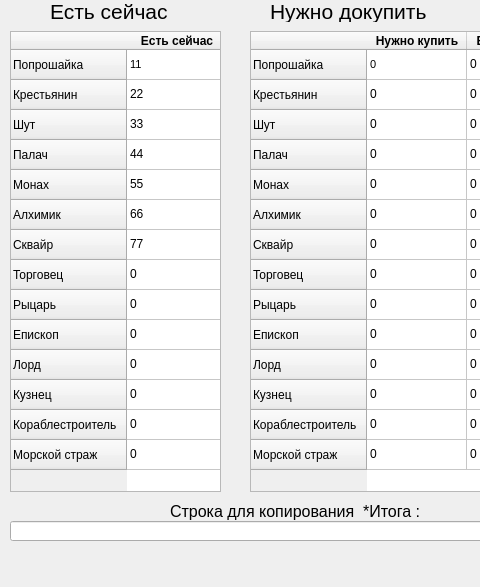
The window that mainwindow.ui (SavkovAndrey/Knight) describes before a commit, drawn with Qt 5; both pictures show x 0 to 480 and y 219 to 806 of the 580 by 806 pixel window.
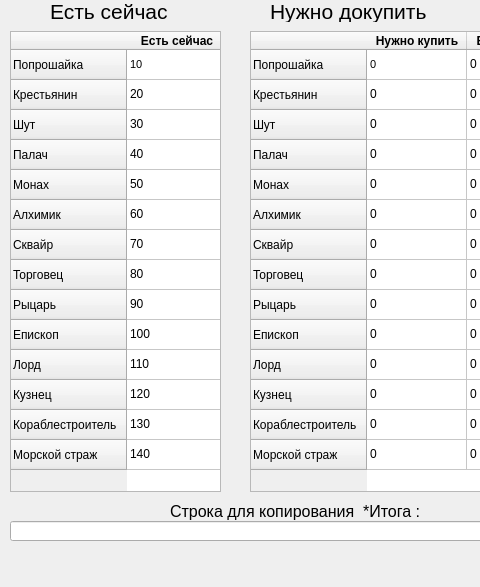
The same window after the commit.

Patch:
```diff
--- a/mainwindow.ui
+++ b/mainwindow.ui
@@ -252,7 +252,7 @@
     </column>
     <item row="0" column="0">
      <property name="text">
-      <string>11</string>
+      <string>10</string>
      </property>
      <property name="font">
       <font>
@@ -264,67 +264,67 @@
     </item>
     <item row="1" column="0">
      <property name="text">
-      <string>22</string>
+      <string>20</string>
      </property>
     </item>
     <item row="2" column="0">
      <property name="text">
-      <string>33</string>
+      <string>30</string>
      </property>
     </item>
     <item row="3" column="0">
      <property name="text">
-      <string>44</string>
+      <string>40</string>
      </property>
     </item>
     <item row="4" column="0">
      <property name="text">
-      <string>55</string>
+      <string>50</string>
      </property>
     </item>
     <item row="5" column="0">
      <property name="text">
-      <string>66</string>
+      <string>60</string>
      </property>
     </item>
     <item row="6" column="0">
      <property name="text">
-      <string>77</string>
+      <string>70</string>
      </property>
     </item>
     <item row="7" column="0">
      <property name="text">
-      <string>0</string>
+      <string>80</string>
      </property>
     </item>
     <item row="8" column="0">
      <property name="text">
-      <string>0</string>
+      <string>90</string>
      </property>
     </item>
     <item row="9" column="0">
      <property name="text">
-      <string>0</string>
+      <string>100</string>
      </property>
     </item>
     <item row="10" column="0">
      <property name="text">
-      <string>0</string>
+      <string>110</string>
      </property>
     </item>
     <item row="11" column="0">
      <property name="text">
-      <string>0</string>
+      <string>120</string>
      </property>
     </item>
     <item row="12" column="0">
      <property name="text">
-      <string>0</string>
+      <string>130</string>
      </property>
     </item>
     <item row="13" column="0">
      <property name="text">
-      <string>0</string>
+      <string>140</string>
      </property>
     </item>
    </widget>
```
